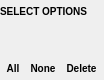
Above: src/schrodinger/sketcher/ui/select_options_widget.ui from schrodinger/sketcher before the change. Below: the same form after it.
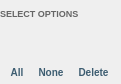
That is the form after the change. Icons and pictures are not drawn. Custom widgets are drawn as their Qt base class.

Commit message: SKETCH-1436. Update palette text colors, disabled color; add hover highlight for tool buttons; disable Draw Tools title in Erase mode; fix Paste in Text orange color; add separator between ring and enum palettes; all tooltip for All selection button

```diff
--- a/src/schrodinger/sketcher/ui/select_options_widget.ui
+++ b/src/schrodinger/sketcher/ui/select_options_widget.ui
@@ -6,8 +6,8 @@
    <rect>
     <x>0</x>
     <y>0</y>
-    <width>104</width>
-    <height>80</height>
+    <width>121</width>
+    <height>84</height>
    </rect>
   </property>
   <property name="sizePolicy">
@@ -47,7 +47,11 @@
      </property>
      <property name="styleSheet">
       <string notr="true">QLabel {
-font: bold 10px;
+font: bold 9px;
+color: #666666
+}
+QLabel:disabled {
+color: #b6b6b6;
 }</string>
      </property>
      <property name="text">
@@ -147,7 +151,16 @@
        <property name="styleSheet">
         <string notr="true">QToolButton {
 font: bold 10px;
-border : none; }</string>
+color: #3d5d71;
+border : none; 
+}
+QToolButton:disabled {
+color: #b6b6b6;
+}
+QToolButton:hover {
+color: #5b8aa8;
+background-color: transparent;
+}</string>
        </property>
        <property name="text">
         <string>All</string>
@@ -168,7 +181,16 @@
        <property name="styleSheet">
         <string notr="true">QToolButton {
 font: bold 10px;
-border : none; }</string>
+color: #3d5d71;
+border : none; 
+}
+QToolButton:disabled {
+color: #b6b6b6;
+}
+QToolButton:hover {
+color: #5b8aa8;
+background-color: transparent;
+}</string>
        </property>
        <property name="text">
         <string>None</string>
@@ -189,7 +211,16 @@
        <property name="styleSheet">
         <string notr="true">QToolButton {
 font: bold 10px;
-border : none; }</string>
+color: #3d5d71;
+border : none; 
+}
+QToolButton:disabled {
+color: #b6b6b6;
+}
+QToolButton:hover {
+color: #5b8aa8;
+background-color: transparent;
+}</string>
        </property>
        <property name="text">
         <string>Delete</string>
```
Left out of the diff: 3 changed lines with no effect on the pictures. The commit also changes 3 other files.
